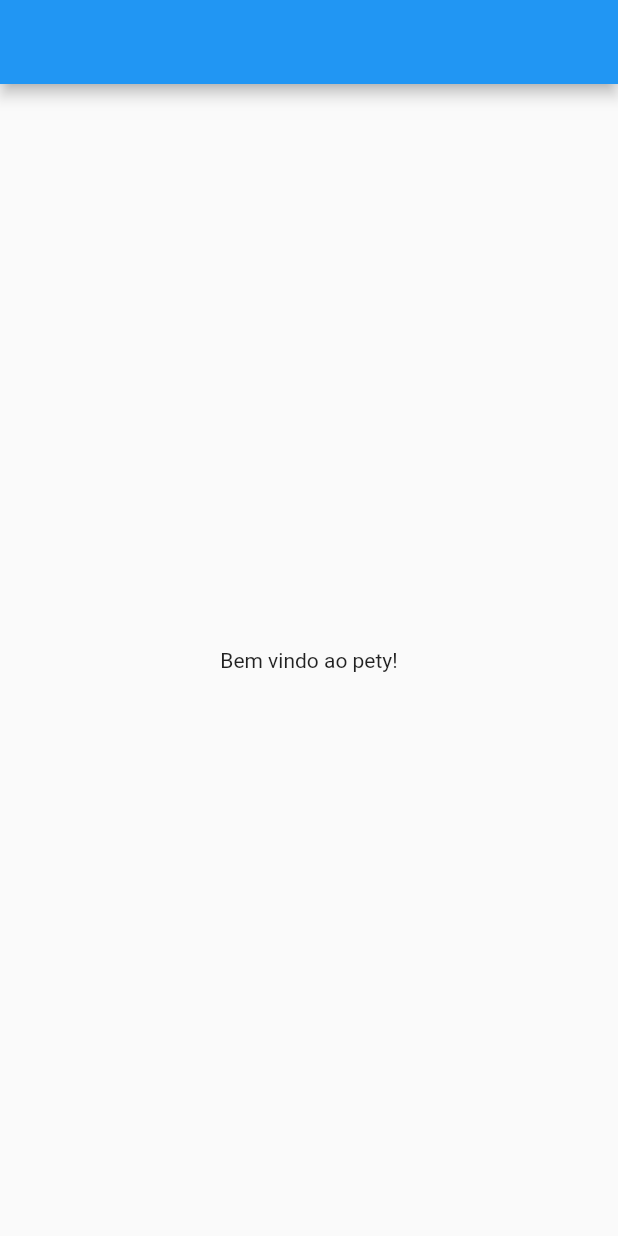
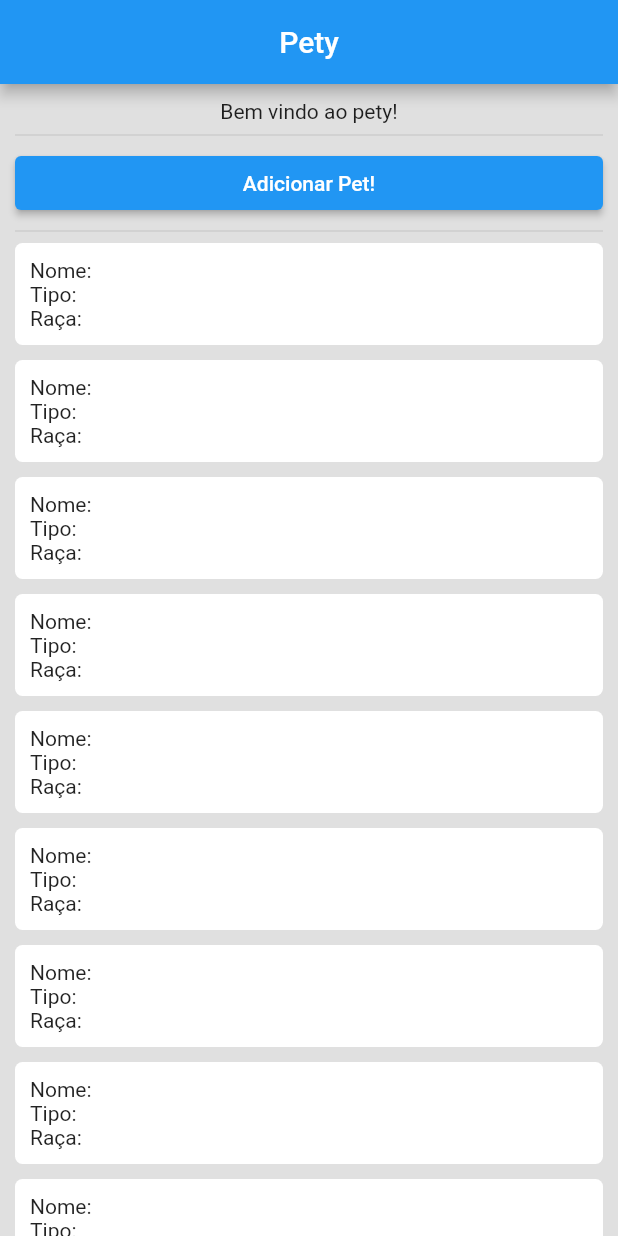
Before and after one commit to GiovaniHaka/esi_2_2021, a Flutter app: the screen it shows after launch, on a phone screen of 412 x 824 dp. Run offline on Flutter 3.47's test engine with Material 2 defaults, Android fonts, the phone set to English and light mode, and no system bars; our stand-ins replace get.

Commit message:
feat: layout HomeScreen and AddPetScreen

```diff
--- a/lib/main.dart
+++ b/lib/main.dart
@@ -1,5 +1,6 @@
-import 'package:esi_2_2021/screens/homeScreen.dart';
+import 'package:esi_2_2021/screens/home/home_screen.dart';
 import 'package:flutter/material.dart';
+import 'package:get/get.dart';
 
 void main() {
   runApp(MyApp());
@@ -8,10 +9,11 @@ void main() {
 class MyApp extends StatelessWidget {
   @override
   Widget build(BuildContext context) {
-    return MaterialApp(
+    return GetMaterialApp(
       title: 'Flutter Demo',
       theme: ThemeData(
         primarySwatch: Colors.blue,
+        scaffoldBackgroundColor: Colors.grey[300],
       ),
       home: HomeScreen(),
     );
--- /dev/null
+++ b/lib/screens/home/home_screen.dart
@@ -0,0 +1,56 @@
+import 'package:esi_2_2021/screens/add_pet/add_pet_screen.dart';
+import 'package:flutter/material.dart';
+import 'package:get/get.dart';
+
+class HomeScreen extends StatelessWidget {
+  const HomeScreen({Key? key}) : super(key: key);
+
+  @override
+  Widget build(BuildContext context) {
+    return Scaffold(
+      appBar: AppBar(
+        title: Text('Pety'),
+        centerTitle: true,
+      ),
+      body: SingleChildScrollView(
+        padding: EdgeInsets.all(10),
+        child: Column(
+          crossAxisAlignment: CrossAxisAlignment.stretch,
+          children: [
+            Center(
+              child: Text('Bem vindo ao pety!'),
+            ),
+            Divider(),
+            ElevatedButton(
+              onPressed: () => Get.to(AddPetScreen()),
+              child: Text('Adicionar Pet!'),
+            ),
+            Divider(),
+            ListView.builder(
+                shrinkWrap: true,
+                physics: NeverScrollableScrollPhysics(),
+                itemCount: 10,
+                itemBuilder: (context, index) {
+                  return Container(
+                    padding: EdgeInsets.all(10),
+                    margin: EdgeInsets.only(bottom: 10),
+                    decoration: BoxDecoration(
+                      color: Colors.white,
+                      borderRadius: BorderRadius.circular(5),
+                    ),
+                    child: Column(
+                      crossAxisAlignment: CrossAxisAlignment.stretch,
+                      children: [
+                        Text('Nome:'),
+                        Text('Tipo:'),
+                        Text('Raça:'),
+                      ],
+                    ),
+                  );
+                })
+          ],
+        ),
+      ),
+    );
+  }
+}
--- a/lib/screens/homeScreen.dart
+++ /dev/null
@@ -1,13 +0,0 @@
-import 'package:flutter/material.dart';
-
-class HomeScreen extends StatelessWidget {
-  const HomeScreen({ Key? key }) : super(key: key);
-
-  @override
-  Widget build(BuildContext context) {
-    return Scaffold(
-      appBar: AppBar(),
-      body: Center(child: Text('Bem vindo ao pety!'),),
-    );
-  }
-}
--- a/pubspec.yaml
+++ b/pubspec.yaml
@@ -23,7 +23,7 @@ environment:
 dependencies:
   flutter:
     sdk: flutter
-
+  get:
 
   # The following adds the Cupertino Icons font to your application.
   # Use with the CupertinoIcons class for iOS style icons.
```
Also changed, not shown: lib/screens/add_pet/add_pet_screen.dart (added, +129 -0 lines), pubspec.lock, 1 other file.
